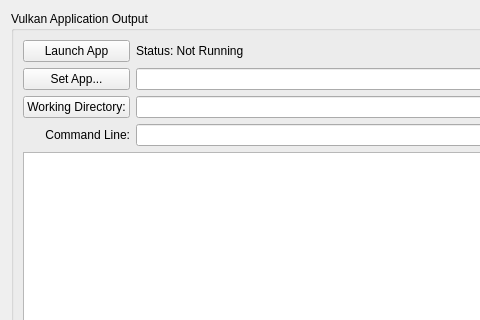
Old version of the form vkconfig/dlglayeroutput.ui in the repository LunarG/VulkanTools; both pictures show x 0 to 480 and y 0 to 320 of the 786 by 697 pixel window.
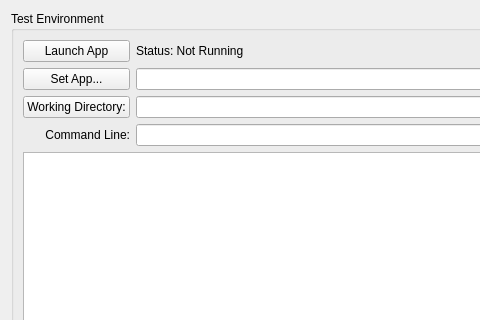
New version of the form.

```diff
--- a/vkconfig/dlglayeroutput.ui
+++ b/vkconfig/dlglayeroutput.ui
@@ -58,7 +58,7 @@
    <item row="1" column="0" colspan="7">
     <widget class="QGroupBox" name="groupBox_2">
      <property name="title">
-      <string>Vulkan Application Output</string>
+      <string>Test Environment</string>
      </property>
      <layout class="QGridLayout" name="gridLayout_2">
       <item row="4" column="1">
```
